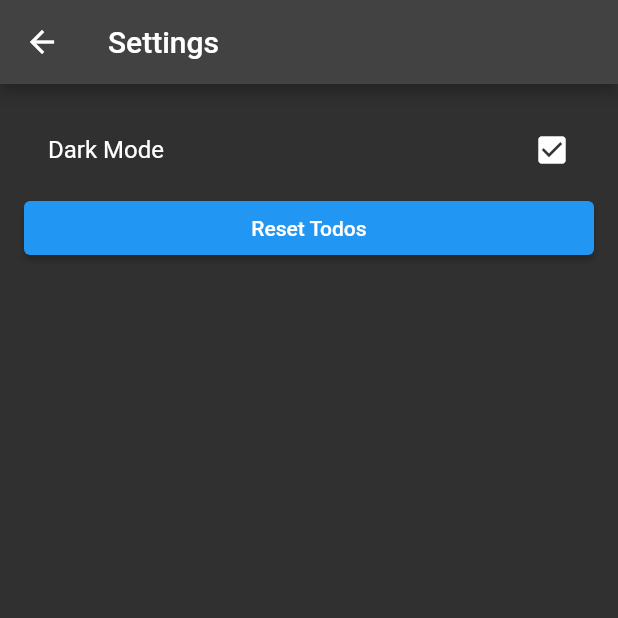
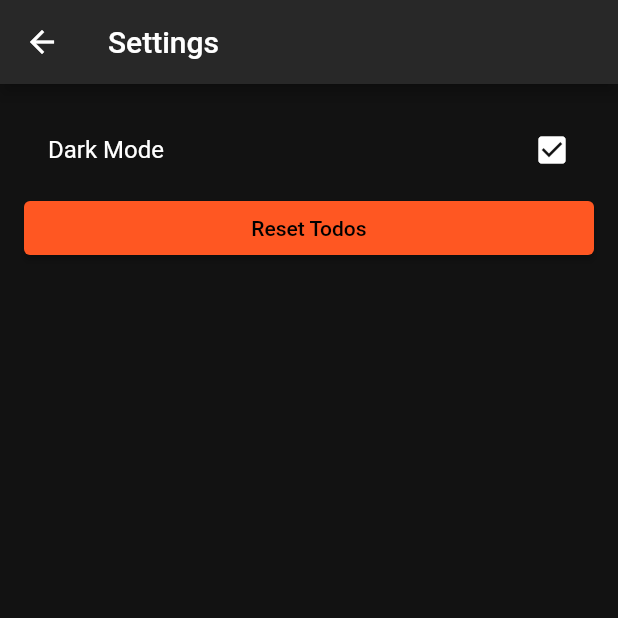
Before and after one commit to LizAinslie/flutter_todo, a Flutter app: the SettingsPage screen opened directly, after a tap on "Dark Mode", on a phone screen of 412 x 824 dp, the top half of it. Run offline on Flutter 3.47's test engine with Material 2 defaults, Android fonts, the phone set to English and light mode, and no system bars; our stand-ins replace hive, hive_flutter; accounts and stored records are empty.

Commit message:
Fix: Use the proper primary color in dark mode

```diff
--- a/lib/main.dart
+++ b/lib/main.dart
@@ -34,7 +34,12 @@ class MyApp extends StatelessWidget {
         return MaterialApp(
           title: 'Todos',
           themeMode: darkMode ? ThemeMode.dark : ThemeMode.light,
-          darkTheme: ThemeData.dark(),
+          darkTheme: ThemeData.from(
+            colorScheme: const ColorScheme.dark(
+              primary: Colors.deepOrange,
+              primaryVariant: Colors.deepOrangeAccent,
+            ),
+          ),
           theme: ThemeData(
             primarySwatch: Colors.deepOrange,
           ),
--- a/lib/pages/settings.dart
+++ b/lib/pages/settings.dart
@@ -21,6 +21,7 @@ class _SettingsPageState extends State<SettingsPage> {
       body: ValueListenableBuilder(
         valueListenable: Hive.box(settingsBox).listenable(),
         builder: (context, Box settings, _) {
+          bool darkMode = settings.get('darkMode', defaultValue: false);
           return Container(
             padding: const EdgeInsets.all(16),
             child: Column(
@@ -28,11 +29,11 @@ class _SettingsPageState extends State<SettingsPage> {
                 ListTile(
                   title: const Text('Dark Mode'),
                   trailing: Icon(
-                    settings.get('darkMode', defaultValue: false) ? Icons.check_box : Icons.check_box_outline_blank,
-                    semanticLabel: settings.get('darkMode', defaultValue: false) ? 'Disable Dark Mode' : 'Enable Dark Mode',
+                    darkMode ? Icons.check_box : Icons.check_box_outline_blank,
+                    semanticLabel: darkMode ? 'Disable Dark Mode' : 'Enable Dark Mode',
                   ),
                   onTap: () {
-                    settings.put('darkMode', !settings.get('darkMode', defaultValue: false));
+                    settings.put('darkMode', !darkMode);
                   },
                 ),
                 SizedBox(
```
